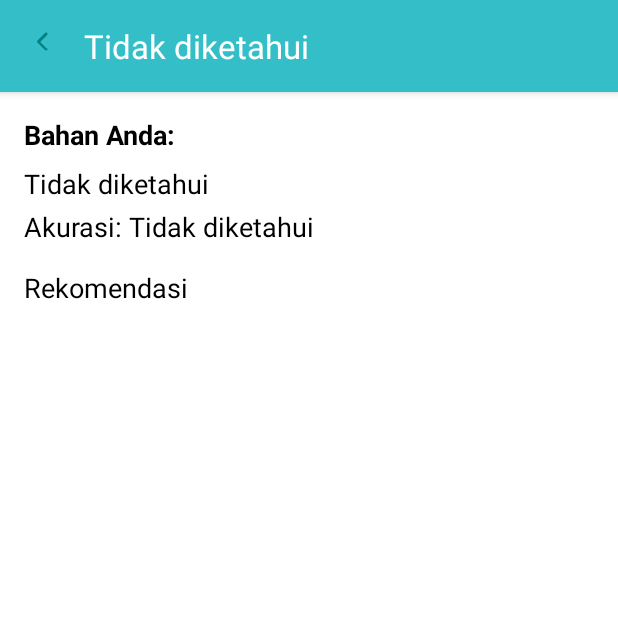
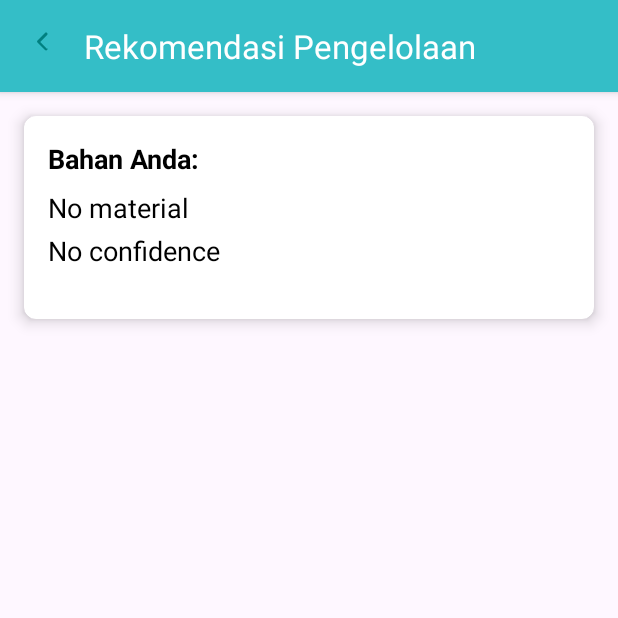
Before and after one commit to C242-PS069/ecofiProject, an Android app: the RecommendActivity screen opened directly, with no data from a screen before it, on a phone screen of 412 x 824 dp, the top half of it. Run offline under Robolectric (Android 15) with nearby library versions, the phone set to English and light mode, and no system bars; our stand-ins replace Picasso; network calls fail; pictures from the network do not load.

Commit message:
(Set recommendActivity Logic)

```diff
--- a/app/build.gradle.kts
+++ b/app/build.gradle.kts
@@ -59,6 +59,8 @@ dependencies {
     implementation (libs.logging.interceptor)
     implementation (libs.androidx.lifecycle.viewmodel.ktx)
     implementation("androidx.appcompat:appcompat:1.6.1")
+    implementation (libs.gson.v2101)
+    implementation ("com.squareup.picasso:picasso:2.8")
     implementation(libs.gson)
     implementation (libs.androidx.datastore.preferences)
     implementation (libs.androidx.lifecycle.livedata.ktx)
--- a/app/src/main/java/com/dicoding/ecofiproject/ViewModelFactory.kt
+++ b/app/src/main/java/com/dicoding/ecofiproject/ViewModelFactory.kt
@@ -10,6 +10,7 @@ import com.dicoding.ecofiproject.ui.register.RegisterViewModel
 
 class ViewModelFactory private constructor(private val userRepository: UserRepository) : ViewModelProvider.NewInstanceFactory() {
     // Konstruktor privat untuk menghindari pembuatan instance sembarangan.
+
     // Menyimpan UserRepository untuk di-passing ke ViewModel.
 
     @Suppress("UNCHECKED_CAST") // Menonaktifkan peringatan casting yang tidak aman.
--- a/app/src/main/java/com/dicoding/ecofiproject/data/UserRepository.kt
+++ b/app/src/main/java/com/dicoding/ecofiproject/data/UserRepository.kt
@@ -90,7 +90,7 @@ class UserRepository private constructor(
 
     // Fungsi baru untuk mendapatkan detail prediksi
     fun getRecycleDetails(id: Int): Call<RecycleDetailsResponse> {
-        return ApiConfig.getApiService().getRecycleDetails(id)
+        return ApiConfig.getApiService().getRecycleById(id)
     }
 
     companion object {
--- a/app/src/main/java/com/dicoding/ecofiproject/ui/recommend/RecommendActivity.kt
+++ b/app/src/main/java/com/dicoding/ecofiproject/ui/recommend/RecommendActivity.kt
@@ -1,25 +1,69 @@
 package com.dicoding.ecofiproject.ui.recommend
 
 import android.os.Bundle
+import android.widget.ImageView
 import android.widget.TextView
+import androidx.activity.viewModels
 import androidx.appcompat.app.AppCompatActivity
+import androidx.recyclerview.widget.LinearLayoutManager
+import androidx.recyclerview.widget.RecyclerView
 import com.dicoding.ecofiproject.R
+import com.squareup.picasso.Picasso
 
 class RecommendActivity : AppCompatActivity() {
 
+    private lateinit var materialTextView: TextView
+    private lateinit var confidenceTextView: TextView
+    private lateinit var titleTextView: TextView
+    private lateinit var descriptionTextView: TextView
+    private lateinit var imageView: ImageView
+
+    private val recommendViewModel: RecommendViewModel by viewModels()  // ViewModel instance
+
     override fun onCreate(savedInstanceState: Bundle?) {
         super.onCreate(savedInstanceState)
-        setContentView(R.layout.activity_recommend) // Pastikan ini dipanggil sebelum findViewById
+        setContentView(R.layout.activity_recommend)
 
-        // Ambil data dari Intent
-        val material = intent.getStringExtra("MATERIAL") ?: "Tidak diketahui"
-        val confidence = intent.getStringExtra("CONFIDENCE") ?: "Tidak diketahui"
-        val title = intent.getStringExtra("TITLE") ?: "Tidak diketahui"
-        val description = intent.getStringExtra("DESCRIPTION") ?: "Tidak tersedia"
+        // Initialize views
+        materialTextView = findViewById(R.id.material_output)
+        confidenceTextView = findViewById(R.id.material_accuracy)
+        titleTextView = findViewById(R.id.material_title)
+        descriptionTextView = findViewById(R.id.material_description)
+        imageView = findViewById(R.id.imageView)
 
-        // Tampilkan data ke dalam layout
-        findViewById<TextView>(R.id.material_output).text = material
-        findViewById<TextView>(R.id.material_accuracy).text = "Akurasi: $confidence"
-        findViewById<TextView>(R.id.header_title).text = title
+        // Get data from intent and pass to ViewModel
+        val material = intent.getStringExtra("MATERIAL") ?: "No material"
+        val confidence = intent.getStringExtra("CONFIDENCE") ?: "No confidence"
+        val title = intent.getStringExtra("TITLE") ?: "Unknown Title"
+        val description = intent.getStringExtra("DESCRIPTION") ?: "No Description"
+        val imageUrl = intent.getStringExtra("IMAGE_URL") ?: ""
+
+        // Set data in ViewModel
+        recommendViewModel.setData(material, confidence, title, description, imageUrl)
+
+        // Set data to the TextViews using ViewModel
+        materialTextView.text = recommendViewModel.material
+        confidenceTextView.text = recommendViewModel.confidence
+        titleTextView.text = recommendViewModel.title
+        descriptionTextView.text = recommendViewModel.description
+
+        // Load image using Picasso if URL is not empty
+        if (recommendViewModel.imageUrl.isNotEmpty()) {
+            Picasso.get().load(recommendViewModel.imageUrl).into(imageView)
+
+            // Sample data for recommendations
+            val recommendations = listOf(
+                Recommendation("$title", "$description", "$imageUrl"),
+                Recommendation("$title", "$description", "$imageUrl"),
+                Recommendation("$title", "$description", "$imageUrl"),
+                Recommendation("$title", "$description", "$imageUrl")
+            )
+
+            val recommendationAdapter = RecommendationAdapter(recommendations)
+            val recyclerView: RecyclerView = findViewById(R.id.recommendation_list)
+            recyclerView.layoutManager = LinearLayoutManager(this)
+            recyclerView.adapter = recommendationAdapter
+
+        }
     }
 }
--- /dev/null
+++ b/app/src/main/java/com/dicoding/ecofiproject/ui/recommend/RecommendViewModel.kt
@@ -0,0 +1,21 @@
+package com.dicoding.ecofiproject.ui.recommend
+
+import androidx.lifecycle.ViewModel
+
+class RecommendViewModel : ViewModel() {
+
+    var material: String = "No material"
+    var confidence: String = "No confidence"
+    var title: String = "Unknown Title"
+    var description: String = "No Description"
+    var imageUrl: String = ""
+
+    // Metode untuk mengatur data yang diterima dari Intent
+    fun setData(material: String, confidence: String, title: String, description: String, imageUrl: String) {
+        this.material = material
+        this.confidence = confidence
+        this.title = title
+        this.description = description
+        this.imageUrl = imageUrl
+    }
+}
--- a/app/src/main/res/layout/activity_recommend.xml
+++ b/app/src/main/res/layout/activity_recommend.xml
@@ -4,8 +4,7 @@
     xmlns:app="http://schemas.android.com/apk/res-auto"
     xmlns:tools="http://schemas.android.com/tools"
     android:layout_width="match_parent"
-    android:layout_height="match_parent"
-    android:background="@color/white">
+    android:layout_height="match_parent">
 
     <!-- Header -->
     <LinearLayout
@@ -37,21 +36,28 @@
             android:textColor="@android:color/white"
             android:gravity="center_vertical"
             android:layout_weight="1" />
-
     </LinearLayout>
 
     <!-- Section "Bahan Anda" -->
-    <LinearLayout
+    <androidx.cardview.widget.CardView
         android:id="@+id/material_section"
         android:layout_width="0dp"
         android:layout_height="wrap_content"
         android:layout_marginTop="16dp"
-        android:orientation="vertical"
-        android:paddingStart="16dp"
-        android:paddingEnd="16dp"
+        android:layout_marginStart="16dp"
+        android:layout_marginEnd="16dp"
+        app:cardCornerRadius="8dp"
+        app:cardElevation="6dp"
         app:layout_constraintStart_toStartOf="parent"
         app:layout_constraintEnd_toEndOf="parent"
         app:layout_constraintTop_toBottomOf="@id/header_layout">
+
+        <LinearLayout
+            android:layout_width="match_parent"
+            android:layout_height="wrap_content"
+            android:orientation="vertical"
+            android:padding="16dp">
+
 
             <TextView
                 android:id="@+id/material_label"
@@ -85,15 +91,14 @@
                 android:gravity="start|center_vertical"
                 android:layout_marginBottom="16dp" />
 
-        <TextView
-            android:id="@+id/text_recommendation"
+            <ImageView
+                android:id="@+id/imageView"
                 android:layout_width="match_parent"
-            android:layout_height="wrap_content"
-            android:text="Rekomendasi"
-            android:textAppearance="@style/TextAppearance.AppCompat.Medium"
-            android:textColor="@color/black" />
+                android:layout_height="1dp" />
+
 
         </LinearLayout>
+    </androidx.cardview.widget.CardView>
 
     <!-- List Rekomendasi -->
     <androidx.recyclerview.widget.RecyclerView
@@ -107,4 +112,22 @@
         app:layout_constraintEnd_toEndOf="parent"
         tools:listitem="@layout/item_recommend" />
 
+    <!-- Material Title (disembunyikan dan digunakan dalam kode) -->
+    <TextView
+        android:id="@+id/material_title"
+        android:layout_width="wrap_content"
+        android:layout_height="wrap_content"
+        android:text="Title"
+        android:visibility="gone"
+        app:layout_constraintTop_toBottomOf="@id/recommendation_list" />
+
+    <!-- Material Description (disembunyikan dan digunakan dalam kode) -->
+    <TextView
+        android:id="@+id/material_description"
+        android:layout_width="wrap_content"
+        android:layout_height="wrap_content"
+        android:text="Description"
+        android:visibility="gone"
+        app:layout_constraintTop_toBottomOf="@id/material_title" />
+
 </androidx.constraintlayout.widget.ConstraintLayout>
--- a/gradle/libs.versions.toml
+++ b/gradle/libs.versions.toml
@@ -12,6 +12,7 @@ fragmentKtx = "1.6.1"
 glide = "4.15.1"
 googleMaterial = "1.8.0"
 gson = "2.8.8"
+gsonVersion = "2.10.1"
 kotlin = "1.9.0"
 coreKtx = "1.15.0"
 junit = "4.13.2"
@@ -51,6 +52,7 @@ converter-gson = { module = "com.squareup.retrofit2:converter-gson", version.ref
 glide = { module = "com.github.bumptech.glide:glide", version.ref = "glide" }
 glide-compiler = { module = "com.github.bumptech.glide:compiler", version.ref = "compiler" }
 gson = { module = "com.google.code.gson:gson", version.ref = "gson" }
+gson-v2101 = { module = "com.google.code.gson:gson", version.ref = "gsonVersion" }
 junit = { group = "junit", name = "junit", version.ref = "junit" }
 androidx-junit = { group = "androidx.test.ext", name = "junit", version.ref = "junitVersion" }
 androidx-espresso-core = { group = "androidx.test.espresso", name = "espresso-core", version.ref = "espressoCore" }
```
Also changed, not shown: app/src/main/java/com/dicoding/ecofiproject/data/api/ApiConfig.kt (+4 -4 lines), app/src/main/java/com/dicoding/ecofiproject/data/api/ApiService.kt (+9 -3 lines), app/src/main/java/com/dicoding/ecofiproject/data/response/PredictionResponse.kt (+17 -7 lines), app/src/main/java/com/dicoding/ecofiproject/data/response/RecycleDetailResponse.kt (deleted, +0 -20 lines), app/src/main/java/com/dicoding/ecofiproject/data/response/RecycleDetailsResponse.kt (added, +27 -0 lines), app/src/main/java/com/dicoding/ecofiproject/ui/recommend/RecommendAdapter.kt (added, +42 -0 lines), app/src/main/java/com/dicoding/ecofiproject/ui/recommend/RecommendItem.kt (+5 -2 lines), app/src/main/java/com/dicoding/ecofiproject/ui/recommend/RecommendationAdapter.kt (deleted, +0 -28 lines), app/src/main/java/com/dicoding/ecofiproject/ui/scan/ScanFragment.kt (+22 -12 lines), app/src/main/java/com/dicoding/ecofiproject/ui/scan/ScanViewModel.kt (+7 -6 lines), app/src/main/res/layout/item_recommend.xml (+24 -31 lines), app/src/main/java/com/dicoding/ecofiproject/ui/recommend/DetailActivity.kt (renamed from app/src/main/java/com/dicoding/ecofiproject/ui/recommend/RecommedDetailActivity.kt). Lines whose indentation alone changed are shown as unchanged.
